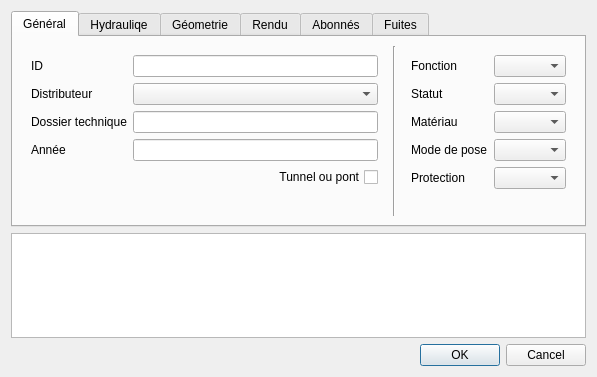
Old version of the form qgis-project/ui_forms/pipe.ui in the repository qwat/QWAT.
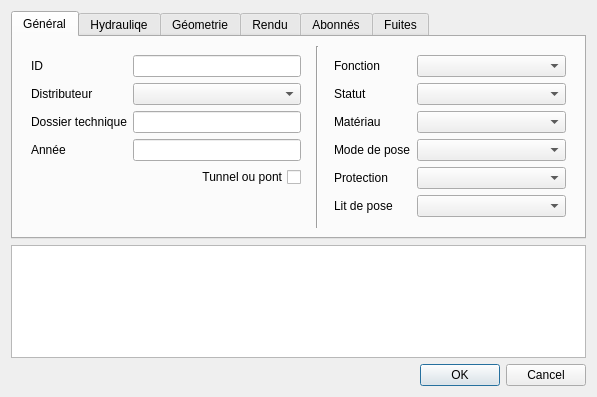
New version of the form. Custom widgets are drawn as their Qt base class.

The edit to the form file:
```diff
--- a/qgis-project/ui_forms/pipe.ui
+++ b/qgis-project/ui_forms/pipe.ui
@@ -7,7 +7,7 @@
     <x>0</x>
     <y>0</y>
     <width>597</width>
-    <height>377</height>
+    <height>397</height>
    </rect>
   </property>
   <property name="windowTitle">
@@ -122,6 +122,12 @@
        </item>
        <item row="0" column="2">
         <widget class="QWidget" name="widget_2" native="true">
+         <property name="minimumSize">
+          <size>
+           <width>250</width>
+           <height>0</height>
+          </size>
+         </property>
          <layout class="QFormLayout" name="formLayout_5">
           <property name="fieldGrowthPolicy">
            <enum>QFormLayout::AllNonFixedFieldsGrow</enum>
@@ -205,6 +211,16 @@
             </property>
            </widget>
           </item>
+          <item row="5" column="0">
+           <widget class="QLabel" name="label_26">
+            <property name="text">
+             <string>Lit de pose</string>
+            </property>
+           </widget>
+          </item>
+          <item row="5" column="1">
+           <widget class="QComboBox" name="id_bedding"/>
+          </item>
          </layout>
         </widget>
        </item>
```
Left out of the diff: 4 changed lines with no effect on the pictures.
